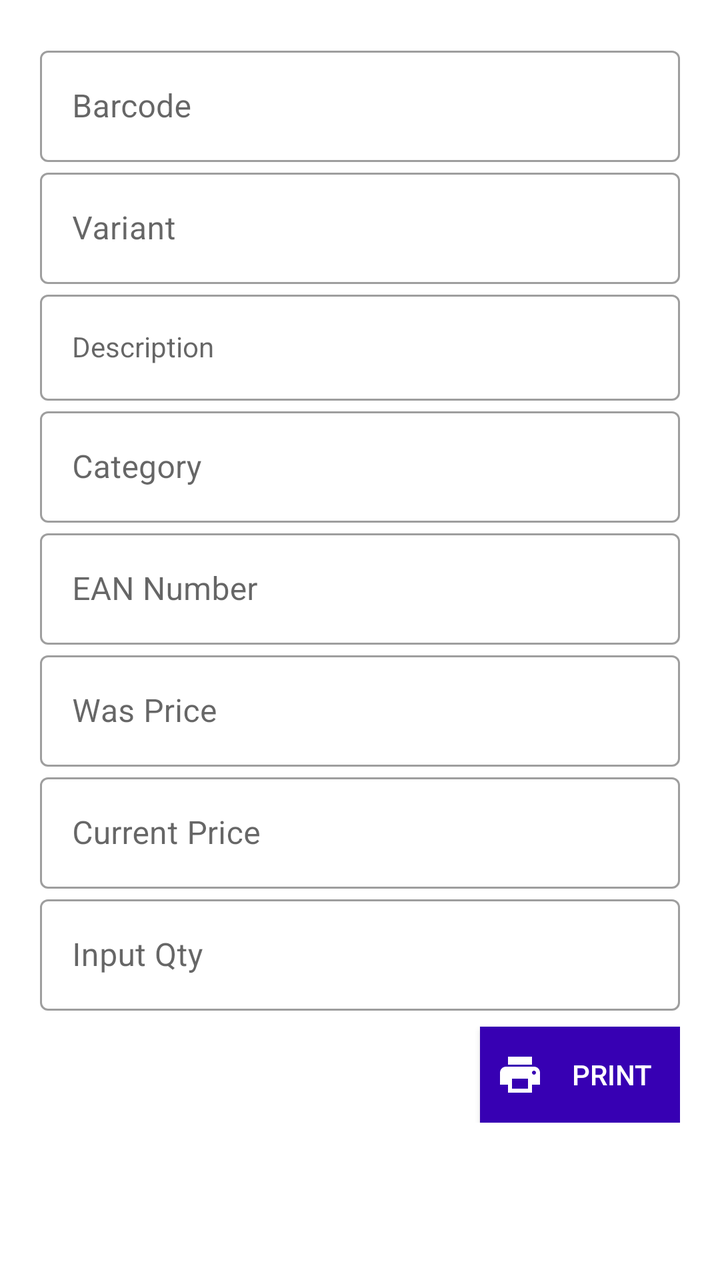
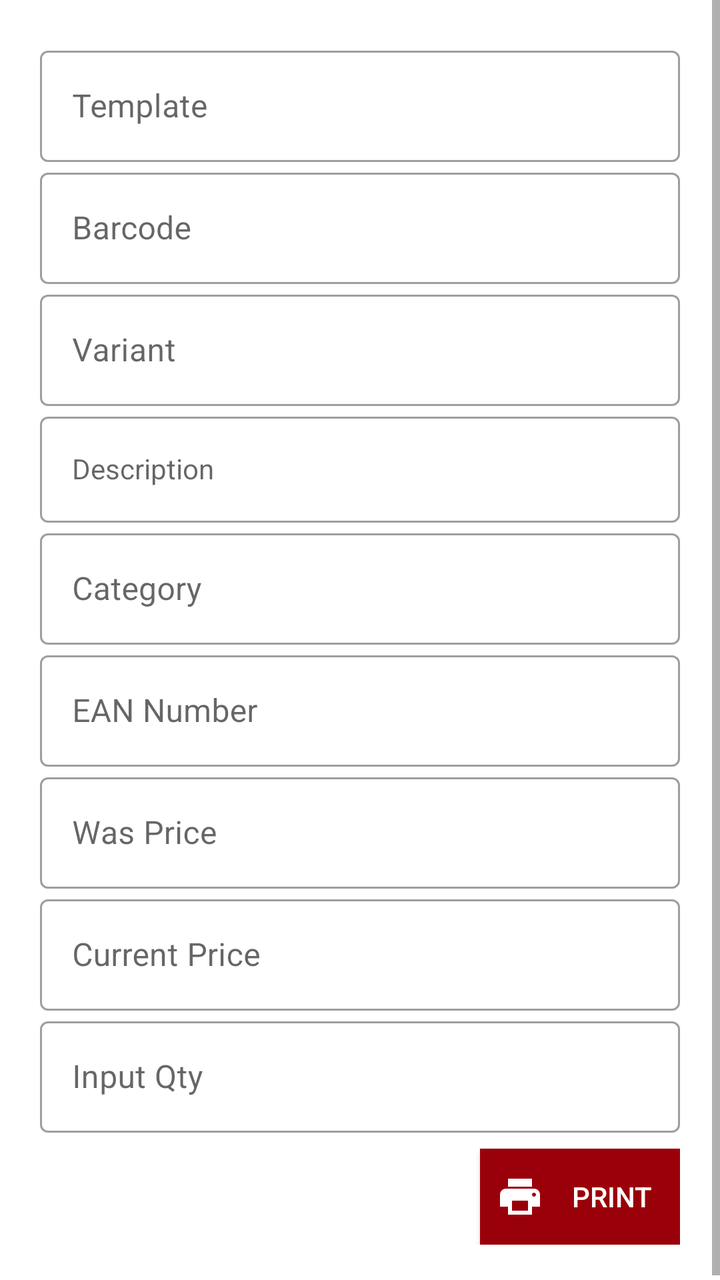

An Android layout rendered at two revisions. The XML below is the earlier revision; the diff shows what the commit changed to produce the second picture.
<!-- AndroidManifest.xml: application theme Theme.MAPZebraPrinter -->
<!-- res/layout/activity_auto.xml -->
<?xml version="1.0" encoding="utf-8"?>
<ScrollView xmlns:android="http://schemas.android.com/apk/res/android"
    xmlns:app="http://schemas.android.com/apk/res-auto"
    xmlns:tools="http://schemas.android.com/tools"
    android:id="@+id/main"
    android:layout_width="match_parent"
    android:layout_height="match_parent"
    android:layout_marginTop="84dp"
    tools:context=".view.ManualActivity">

    <androidx.constraintlayout.widget.ConstraintLayout
        android:layout_width="match_parent"
        android:layout_height="wrap_content"
        android:padding="20dp">

        <ImageView
            android:id="@+id/iv_template"
            android:layout_width="150dp"
            android:layout_height="wrap_content"
            android:adjustViewBounds="true"
            android:contentDescription="@string/template"
            android:scaleType="fitXY"
            app:layout_constraintEnd_toEndOf="parent"
            app:layout_constraintStart_toStartOf="parent"
            app:layout_constraintTop_toTopOf="parent" />

        <com.google.android.material.textfield.TextInputLayout
            android:id="@+id/til_barcode"
            style="@style/Widget.MaterialComponents.TextInputLayout.OutlinedBox"
            android:layout_width="match_parent"
            android:layout_height="wrap_content"
            android:hint="Barcode"
            app:layout_constraintTop_toBottomOf="@id/iv_template">

            <com.google.android.material.textfield.TextInputEditText
                android:id="@+id/et_barcode"
                android:layout_width="match_parent"
                android:layout_height="wrap_content"
                android:imeOptions="actionDone"
                android:singleLine="true" />
        </com.google.android.material.textfield.TextInputLayout>

        <androidx.constraintlayout.widget.ConstraintLayout
            android:id="@+id/cl_content"
            android:layout_width="match_parent"
            android:layout_height="wrap_content"
            app:layout_constraintTop_toBottomOf="@+id/til_barcode">

            <com.google.android.material.textfield.TextInputLayout
                android:id="@+id/til_variant"
                style="@style/Widget.MaterialComponents.TextInputLayout.OutlinedBox"
                android:layout_width="match_parent"
                android:layout_height="wrap_content"
                android:hint="Variant"
                app:layout_constraintTop_toTopOf="parent">

                <com.google.android.material.textfield.TextInputEditText
                    android:id="@+id/et_variant"
                    android:layout_width="match_parent"
                    android:layout_height="wrap_content"
                    android:enabled="false" />
            </com.google.android.material.textfield.TextInputLayout>

            <com.google.android.material.textfield.TextInputLayout
                android:id="@+id/til_desc"
                style="@style/Widget.MaterialComponents.TextInputLayout.OutlinedBox"
                android:layout_width="match_parent"
                android:layout_height="wrap_content"
                android:hint="Description"
                app:layout_constraintTop_toBottomOf="@+id/til_variant">

                <com.google.android.material.textfield.TextInputEditText
                    android:id="@+id/et_desc"
                    style="@style/Widget.MaterialComponents.TextInputLayout.OutlinedBox"
                    android:layout_width="match_parent"
                    android:layout_height="wrap_content"
                    android:enabled="false" />
            </com.google.android.material.textfield.TextInputLayout>

            <com.google.android.material.textfield.TextInputLayout
                android:id="@+id/til_category"
                style="@style/Widget.MaterialComponents.TextInputLayout.OutlinedBox"
                android:layout_width="match_parent"
                android:layout_height="wrap_content"
                android:hint="Category"
                app:layout_constraintTop_toBottomOf="@+id/til_desc">

                <com.google.android.material.textfield.TextInputEditText
                    android:id="@+id/et_category"
                    android:layout_width="match_parent"
                    android:layout_height="wrap_content"
                    android:enabled="false" />
            </com.google.android.material.textfield.TextInputLayout>

            <com.google.android.material.textfield.TextInputLayout
                android:id="@+id/til_ean"
                style="@style/Widget.MaterialComponents.TextInputLayout.OutlinedBox"
                android:layout_width="match_parent"
                android:layout_height="wrap_content"
                android:hint="EAN Number"
                app:layout_constraintTop_toBottomOf="@+id/til_category">

                <com.google.android.material.textfield.TextInputEditText
                    android:id="@+id/et_ean"
                    android:layout_width="match_parent"
                    android:layout_height="wrap_content"
                    android:enabled="false" />
            </com.google.android.material.textfield.TextInputLayout>

            <com.google.android.material.textfield.TextInputLayout
                android:id="@+id/til_was_price"
                style="@style/Widget.MaterialComponents.TextInputLayout.OutlinedBox"
                android:layout_width="match_parent"
                android:layout_height="wrap_content"
                android:hint="Was Price"
                app:layout_constraintTop_toBottomOf="@+id/til_ean">

                <com.google.android.material.textfield.TextInputEditText
                    android:id="@+id/et_was_price"
                    android:layout_width="match_parent"
                    android:layout_height="wrap_content"
                    android:enabled="false" />
            </com.google.android.material.textfield.TextInputLayout>

            <com.google.android.material.textfield.TextInputLayout
                android:id="@+id/til_current_price"
                style="@style/Widget.MaterialComponents.TextInputLayout.OutlinedBox"
                android:layout_width="match_parent"
                android:layout_height="wrap_content"
                android:hint="Current Price"
                app:layout_constraintTop_toBottomOf="@+id/til_was_price">

                <com.google.android.material.textfield.TextInputEditText
                    android:id="@+id/et_current_price"
                    android:layout_width="match_parent"
                    android:layout_height="wrap_content"
                    android:enabled="false"
                    android:textColor="@android:color/holo_red_dark" />
            </com.google.android.material.textfield.TextInputLayout>


            <com.google.android.material.textfield.TextInputLayout
                android:id="@+id/til_qty"
                style="@style/Widget.MaterialComponents.TextInputLayout.OutlinedBox"
                android:layout_width="match_parent"
                android:layout_height="wrap_content"
                android:hint="@string/input_qty"
                app:layout_constraintTop_toBottomOf="@+id/til_current_price">

                <com.google.android.material.textfield.TextInputEditText
                    android:id="@+id/et_qty"
                    android:layout_width="match_parent"
                    android:layout_height="wrap_content"
                    android:inputType="number" />
            </com.google.android.material.textfield.TextInputLayout>

            <androidx.appcompat.widget.AppCompatButton
                android:id="@+id/btn_print"
                android:layout_width="100dp"
                android:layout_height="wrap_content"
                android:layout_marginTop="8dp"
                android:background="@color/purple_700"
                android:drawableStart="@drawable/baseline_print_24"
                android:drawablePadding="8dp"
                android:drawableTint="@color/white"
                android:padding="8dp"
                android:text="@string/print"
                android:textColor="@color/white"
                app:layout_constraintEnd_toEndOf="parent"
                app:layout_constraintTop_toBottomOf="@+id/til_qty" />

        </androidx.constraintlayout.widget.ConstraintLayout>

    </androidx.constraintlayout.widget.ConstraintLayout>

</ScrollView>
<!-- resources referenced by this layout -->
<resources>
  <color name="purple_700">#FF3700B3</color>
  <color name="white">#FFFFFFFF</color>
  <!-- drawable baseline_print_24 (drawable) -->
  <vector xmlns:android="http://schemas.android.com/apk/res/android" android:height="24dp" android:tint="#FF9191" android:viewportHeight="24" android:viewportWidth="24" android:width="24dp">
        
      <path android:fillColor="@android:color/white" android:pathData="M19,8L5,8c-1.66,0 -3,1.34 -3,3v6h4v4h12v-4h4v-6c0,-1.66 -1.34,-3 -3,-3zM16,19L8,19v-5h8v5zM19,12c-0.55,0 -1,-0.45 -1,-1s0.45,-1 1,-1 1,0.45 1,1 -0.45,1 -1,1zM18,3L6,3v4h12L18,3z"/>
      
  </vector>
  <string name="input_qty">Input Qty</string>
  <string name="print">Print</string>
  <string name="template">Template</string>
  <style name="Theme.MAPZebraPrinter" parent="Theme.MaterialComponents.DayNight.DarkActionBar">
          
          <item name="colorPrimary">@color/purple_500</item>
          <item name="colorPrimaryVariant">@color/purple_700</item>
          <item name="colorOnPrimary">@color/white</item>
          
          <item name="colorSecondary">@color/teal_200</item>
          <item name="colorSecondaryVariant">@color/teal_700</item>
          <item name="colorOnSecondary">@color/black</item>
          
          <item name="android:statusBarColor">?attr/colorPrimaryVariant</item>
          
      </style>
  <color name="purple_500">#FF6200EE</color>
  <color name="teal_200">#FF03DAC5</color>
  <color name="teal_700">#FF018786</color>
  <color name="black">#FF000000</color>
</resources>

<!-- the commit's change to res/layout/activity_auto.xml (unified diff, before → after) -->
@@ -13,16 +13,33 @@
         android:layout_height="wrap_content"
         android:padding="20dp">
 
-        <ImageView
-            android:id="@+id/iv_template"
-            android:layout_width="150dp"
+        <ProgressBar
+            android:id="@+id/progress_bar"
+            style="?android:attr/progressBarStyleLarge"
+            android:layout_width="wrap_content"
             android:layout_height="wrap_content"
-            android:adjustViewBounds="true"
-            android:contentDescription="@string/template"
-            android:scaleType="fitXY"
+            android:visibility="gone"
+            app:layout_constraintBottom_toBottomOf="parent"
             app:layout_constraintEnd_toEndOf="parent"
             app:layout_constraintStart_toStartOf="parent"
             app:layout_constraintTop_toTopOf="parent" />
+
+        <com.google.android.material.textfield.TextInputLayout
+            android:id="@+id/til_template"
+            style="@style/Widget.MaterialComponents.TextInputLayout.OutlinedBox"
+            android:layout_width="match_parent"
+            android:layout_height="wrap_content"
+            android:hint="Template"
+            app:layout_constraintTop_toTopOf="parent">
+
+            <com.google.android.material.textfield.TextInputEditText
+                android:id="@+id/et_template"
+                android:layout_width="match_parent"
+                android:layout_height="wrap_content"
+                android:enabled="false"
+                android:imeOptions="actionDone"
+                android:singleLine="true" />
+        </com.google.android.material.textfield.TextInputLayout>
 
         <com.google.android.material.textfield.TextInputLayout
             android:id="@+id/til_barcode"
@@ -30,7 +47,7 @@
             android:layout_width="match_parent"
             android:layout_height="wrap_content"
             android:hint="Barcode"
-            app:layout_constraintTop_toBottomOf="@id/iv_template">
+            app:layout_constraintTop_toBottomOf="@id/til_template">
 
             <com.google.android.material.textfield.TextInputEditText
                 android:id="@+id/et_barcode"
@@ -159,7 +176,7 @@
                 android:layout_width="100dp"
                 android:layout_height="wrap_content"
                 android:layout_marginTop="8dp"
-                android:background="@color/purple_700"
+                android:background="@color/primary_color"
                 android:drawableStart="@drawable/baseline_print_24"
                 android:drawablePadding="8dp"
                 android:drawableTint="@color/white"
<!-- resource entries referenced after the edit -->
@@ -1,5 +1,6 @@
 <!-- resources referenced by this layout -->
 <resources>
+  <color name="primary_color">#9A0009</color>
   <color name="purple_700">#FF3700B3</color>
   <color name="white">#FFFFFFFF</color>
   <!-- drawable baseline_print_24 (drawable) -->
@@ -10,10 +11,9 @@
   </vector>
   <string name="input_qty">Input Qty</string>
   <string name="print">Print</string>
-  <string name="template">Template</string>
   <style name="Theme.MAPZebraPrinter" parent="Theme.MaterialComponents.DayNight.DarkActionBar">
           
-          <item name="colorPrimary">@color/purple_500</item>
+          <item name="colorPrimary">@color/primary_color</item>
           <item name="colorPrimaryVariant">@color/purple_700</item>
           <item name="colorOnPrimary">@color/white</item>
           
@@ -24,7 +24,6 @@
           <item name="android:statusBarColor">?attr/colorPrimaryVariant</item>
           
       </style>
-  <color name="purple_500">#FF6200EE</color>
   <color name="teal_200">#FF03DAC5</color>
   <color name="teal_700">#FF018786</color>
   <color name="black">#FF000000</color>
